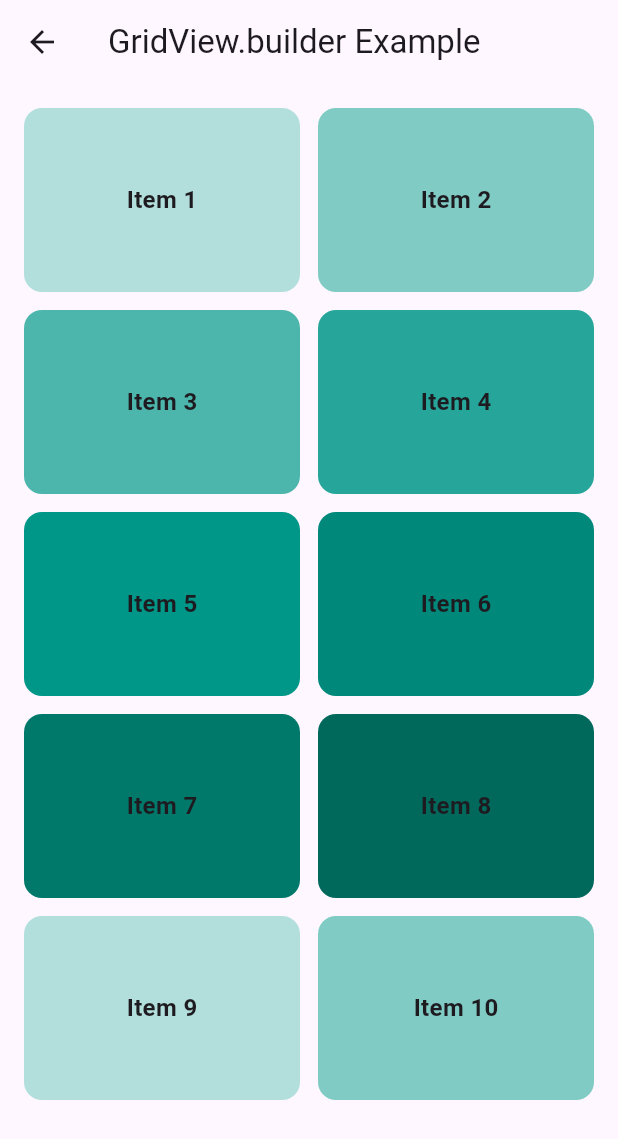
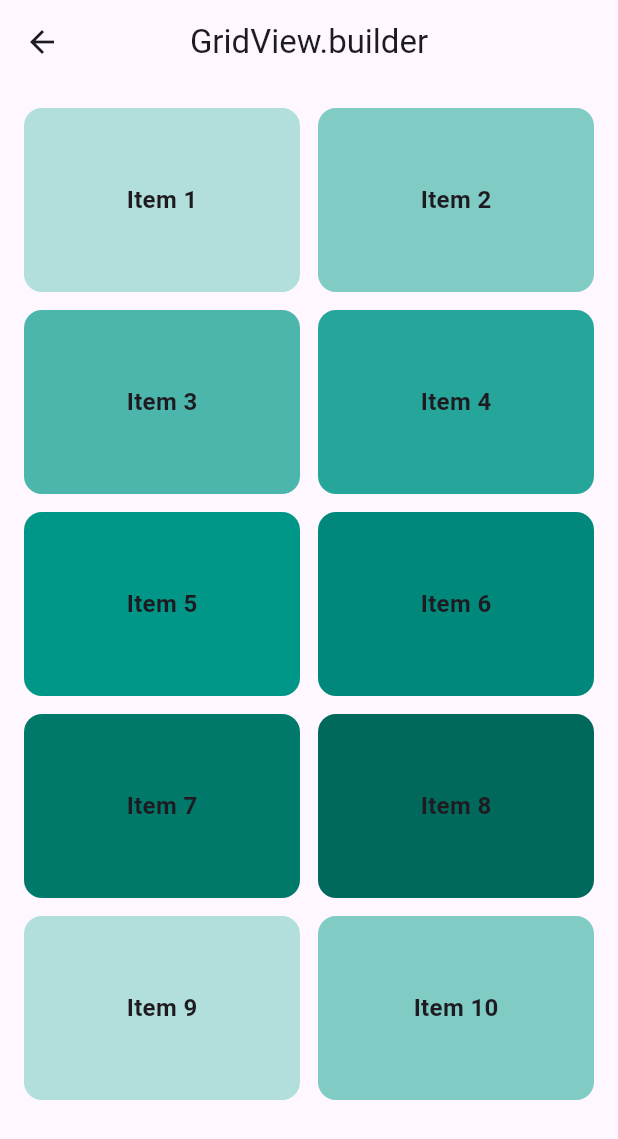
Before and after one commit to Nguyen-TienSi/BaiTap-LapTrinhDiDong-010112103406, a Flutter app: the screen it shows after launch, after a tap on "GridView.builder", on a phone screen of 412 x 824 dp. Shown: the top 1139 px of the screen. Run offline on Flutter 3.47's test engine with Material 3 defaults, Android fonts, the phone set to English and light mode, and no system bars; our stand-ins replace firebase_auth, firebase_core, flutter_svg, google_sign_in; accounts and stored records are empty.

Commit message:
update grid view demo

```diff
--- a/ELearning/SourceCode/grid_view_demo/lib/grid_view_builder_screen.dart
+++ b/ELearning/SourceCode/grid_view_demo/lib/grid_view_builder_screen.dart
@@ -6,14 +6,14 @@ class GridViewBuilderScreen extends StatelessWidget {
   @override
   Widget build(BuildContext context) {
     return Scaffold(
-      appBar: AppBar(title: const Text('GridView.builder Example')),
+      appBar: AppBar(title: const Text('GridView.builder'), centerTitle: true),
       body: GridView.builder(
         padding: const EdgeInsets.all(16),
         gridDelegate: const SliverGridDelegateWithFixedCrossAxisCount(
-          crossAxisCount: 2,         // Số cột
-          crossAxisSpacing: 12,      // Khoảng cách giữa các cột
-          mainAxisSpacing: 12,       // Khoảng cách giữa các dòng
-          childAspectRatio: 3 / 2,   // Tỉ lệ chiều rộng / chiều cao
+          crossAxisCount: 2, // Số cột
+          crossAxisSpacing: 12, // Khoảng cách giữa các cột
+          mainAxisSpacing: 12, // Khoảng cách giữa các dòng
+          childAspectRatio: 3 / 2, // Tỉ lệ chiều rộng / chiều cao
         ),
         itemCount: 10, // Số lượng item
         itemBuilder: (context, index) {
--- a/ELearning/SourceCode/grid_view_demo/lib/grid_view_count_screen.dart
+++ b/ELearning/SourceCode/grid_view_demo/lib/grid_view_count_screen.dart
@@ -6,11 +6,14 @@ class GridViewCountScreen extends StatelessWidget {
   @override
   Widget build(BuildContext context) {
     return Scaffold(
-      appBar: AppBar(title: const Text('GridView.count Example')),
+      appBar: AppBar(title: const Text('GridView.count'), centerTitle: true),
       body: GridView.count(
-        crossAxisCount: 2, // số cột
-        crossAxisSpacing: 10, // khoảng cách ngang giữa các item
-        mainAxisSpacing: 10,  // khoảng cách dọc giữa các item
+        crossAxisCount: 2,
+        // số cột
+        crossAxisSpacing: 10,
+        // khoảng cách ngang giữa các item
+        mainAxisSpacing: 10,
+        // khoảng cách dọc giữa các item
         padding: const EdgeInsets.all(16),
         children: List.generate(8, (index) {
           return Container(
--- a/ELearning/SourceCode/grid_view_demo/lib/grid_view_custom_screen.dart
+++ b/ELearning/SourceCode/grid_view_demo/lib/grid_view_custom_screen.dart
@@ -6,7 +6,7 @@ class GridViewCustomScreen extends StatelessWidget {
   @override
   Widget build(BuildContext context) {
     return Scaffold(
-      appBar: AppBar(title: const Text('GridView.custom Example')),
+      appBar: AppBar(title: const Text('GridView.custom'), centerTitle: true),
       body: GridView.custom(
         padding: const EdgeInsets.all(16),
         gridDelegate: const SliverGridDelegateWithFixedCrossAxisCount(
@@ -15,8 +15,7 @@ class GridViewCustomScreen extends StatelessWidget {
           mainAxisSpacing: 10,
           childAspectRatio: 1, // tỉ lệ width : height = 1:1
         ),
-        childrenDelegate: SliverChildBuilderDelegate(
-              (context, index) {
+        childrenDelegate: SliverChildBuilderDelegate((context, index) {
           return Container(
             alignment: Alignment.center,
             decoration: BoxDecoration(
@@ -28,9 +27,7 @@ class GridViewCustomScreen extends StatelessWidget {
               style: const TextStyle(fontWeight: FontWeight.bold),
             ),
           );
-          },
-          childCount: 15,
-        ),
+        }, childCount: 15),
       ),
     );
   }
--- a/ELearning/SourceCode/grid_view_demo/lib/grid_view_extent_screen.dart
+++ b/ELearning/SourceCode/grid_view_demo/lib/grid_view_extent_screen.dart
@@ -6,10 +6,11 @@ class GridViewExtentScreen extends StatelessWidget {
   @override
   Widget build(BuildContext context) {
     return Scaffold(
-      appBar: AppBar(title: const Text('GridView.extent Example')),
+      appBar: AppBar(title: const Text('GridView.extent'), centerTitle: true),
       body: GridView.extent(
         padding: const EdgeInsets.all(16),
-        maxCrossAxisExtent: 150, // chiều rộng tối đa cho mỗi item
+        maxCrossAxisExtent: 150,
+        // chiều rộng tối đa cho mỗi item
         crossAxisSpacing: 12,
         mainAxisSpacing: 12,
         children: List.generate(12, (index) {
--- a/ELearning/SourceCode/grid_view_demo/lib/main.dart
+++ b/ELearning/SourceCode/grid_view_demo/lib/main.dart
@@ -13,12 +13,12 @@ class MyApp extends StatelessWidget {
 
   @override
   Widget build(BuildContext context) {
-    return MaterialApp(home: const GridViewHomeScreen());
+    return MaterialApp(home: const HomeScreen());
   }
 }
 
-class GridViewHomeScreen extends StatelessWidget {
-  const GridViewHomeScreen({super.key});
+class HomeScreen extends StatelessWidget {
+  const HomeScreen({super.key});
 
   @override
   Widget build(BuildContext context) {
@@ -30,29 +30,33 @@ class GridViewHomeScreen extends StatelessWidget {
     ];
 
     return Scaffold(
-      appBar: AppBar(title: const Text('GridView Navigation')),
-      body: GridView.count(
-        crossAxisCount: 2,
-        children: List.generate(screens.length, (index) {
-          return GestureDetector(
-            onTap: () {
-              Navigator.push(
-                context,
-                MaterialPageRoute(builder: (_) => screens[index]['widget'] as Widget),
-              );
-            },
-            child: Card(
-              margin: const EdgeInsets.all(16),
-              child: Center(
+      appBar: AppBar(
+        title: const Text('GridView Demo Menu'),
+        centerTitle: true,
+      ),
+      body: Column(
+        mainAxisAlignment: MainAxisAlignment.center,
+        crossAxisAlignment: CrossAxisAlignment.stretch,
+        children: screens.map((screen) {
+          return Padding(
+            padding: const EdgeInsets.all(8.0),
+            child: ElevatedButton(
+              onPressed: () {
+                Navigator.push(
+                  context,
+                  MaterialPageRoute(builder: (_) => screen['widget'] as Widget),
+                );
+              },
+              child: Padding(
+                padding: const EdgeInsets.all(16.0),
                 child: Text(
-                  screens[index]['title'] as String,
-                  textAlign: TextAlign.center,
+                  screen['title'] as String,
                   style: const TextStyle(fontSize: 18),
                 ),
               ),
             ),
           );
-        }),
+        }).toList(),
       ),
     );
   }
```
Lines whose indentation alone changed are shown as unchanged.
